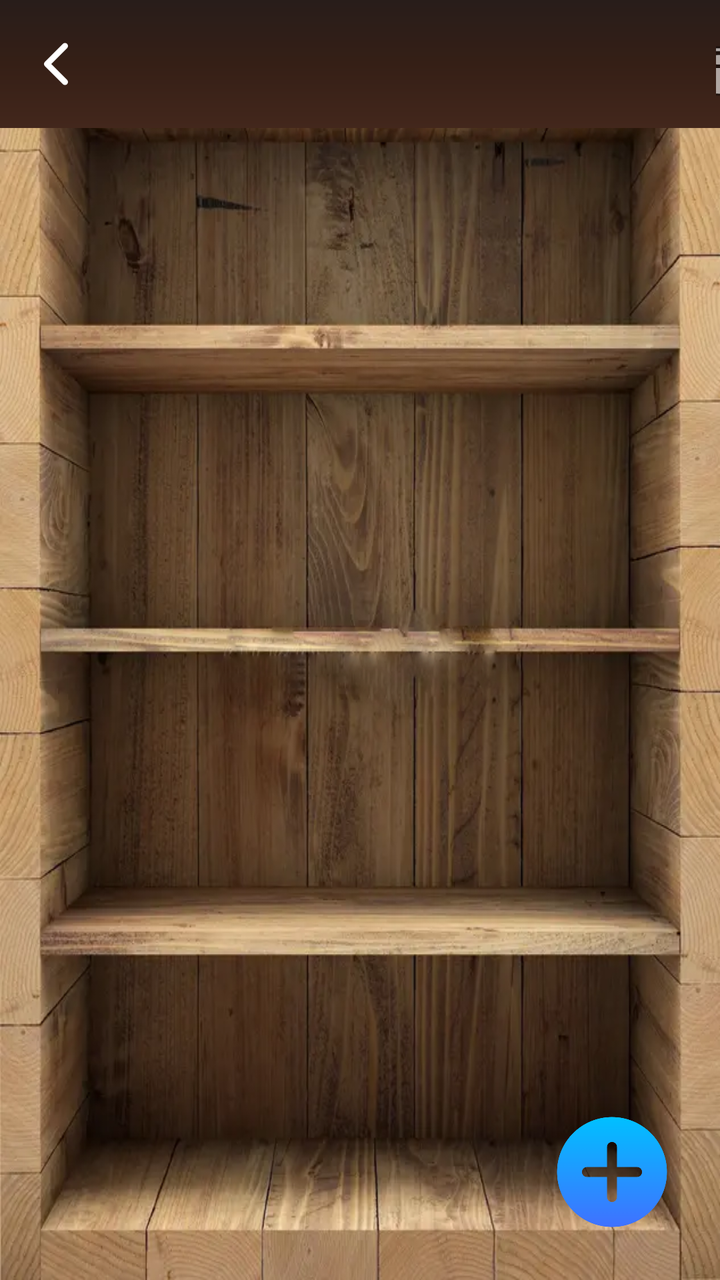
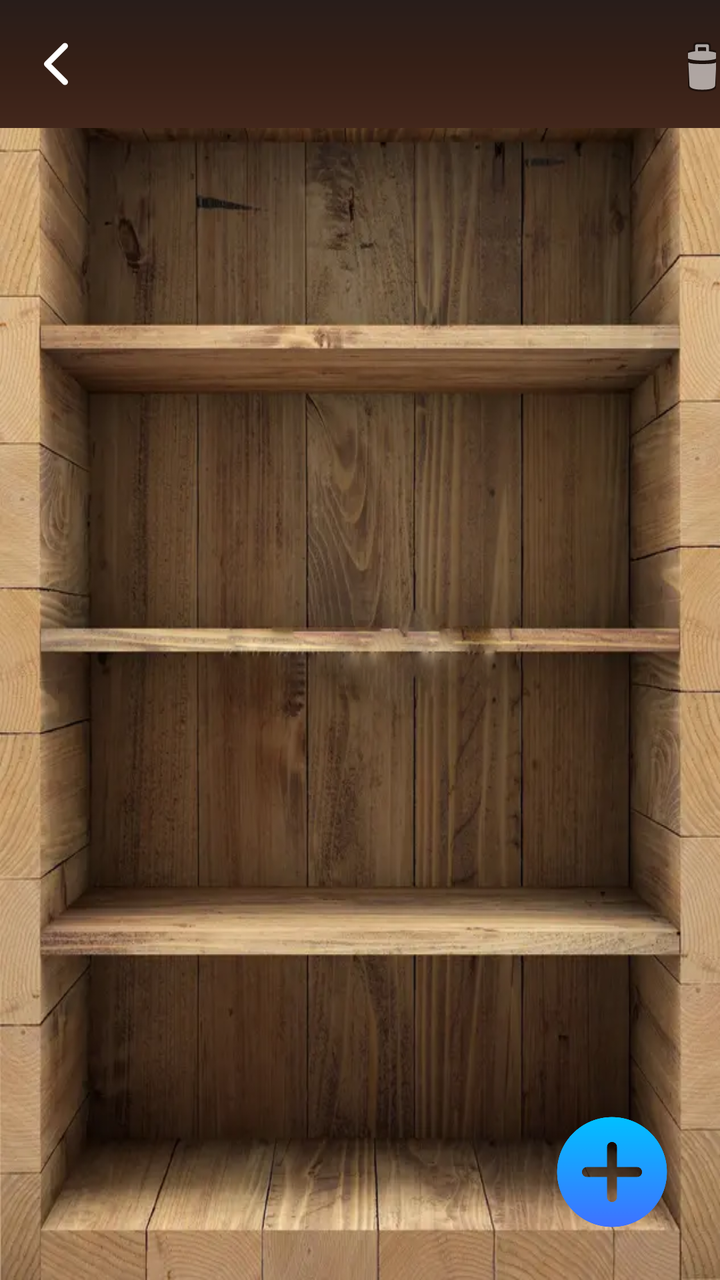

Compare the two renders of this Android layout. The source of the first and the diff that turns it into the second are given below.
<!-- AndroidManifest.xml: application theme Theme.Bookshelf -->
<!-- res/layout/activity_chosen_shelf.xml -->
<?xml version="1.0" encoding="utf-8"?>
<RelativeLayout xmlns:android="http://schemas.android.com/apk/res/android"
    xmlns:app="http://schemas.android.com/apk/res-auto"
    xmlns:tools="http://schemas.android.com/tools"
    android:layout_width="match_parent"
    android:layout_height="match_parent"
    android:background="@drawable/bookcase"
    tools:context=".ChosenShelf">

    <androidx.appcompat.widget.Toolbar
        android:id="@+id/toolbar"
        android:layout_width="match_parent"
        android:layout_height="?attr/actionBarSize"
        android:background="@drawable/blurred_brown_gradient"
        app:titleTextColor="@color/white"
        app:navigationIcon="@drawable/chevron_back"
        app:layout_constraintTop_toTopOf="parent" />


    <ImageButton
        android:id="@+id/btnDeleteShelf"
        android:layout_width="48dp"
        android:layout_height="48dp"
        android:layout_alignBottom="@+id/toolbar"
        android:layout_alignParentStart="true"
        android:layout_alignParentTop='true'
        android:layout_alignParentEnd="true"
        android:layout_marginStart="361dp"
        android:layout_marginTop="12dp"
        android:layout_marginEnd="2dp"
        android:layout_marginBottom="4dp"
        android:background="?attr/selectableItemBackgroundBorderless"
        android:contentDescription="Delete"
        android:src="@android:drawable/ic_menu_delete" />

    <androidx.recyclerview.widget.RecyclerView
        android:id="@+id/recyclerViewBooks"
        android:layout_width="360dp"
        android:layout_height="636dp"
        android:layout_below="@+id/toolbar"
        android:layout_alignParentStart="true"
        android:layout_alignParentEnd="true"
        android:layout_alignParentBottom="true"
        android:layout_marginStart="25dp"
        android:layout_marginTop="0dp"
        android:layout_marginEnd="26dp"
        android:layout_marginBottom="31dp"
        android:clipToPadding="false"
        android:padding="8dp" />



    <ImageButton
        android:id="@+id/fab_add_book"
        android:layout_width="60dp"
        android:layout_height="60dp"
        android:layout_margin="24dp"

        android:layout_alignParentEnd="true"
        android:layout_alignParentBottom="true"
        android:src="@drawable/ic_plus"
        android:scaleType="centerCrop"
        android:background="@null"
        android:padding="0dp"
        app:layout_constraintBottom_toBottomOf="parent"
        app:layout_constraintEnd_toEndOf="parent"
        app:layout_constraintHorizontal_bias="0.954"
        app:layout_constraintStart_toStartOf="parent"
        app:layout_constraintVertical_bias="0.012"/>

</RelativeLayout>
<!-- resources referenced by this layout -->
<resources>
  <color name="white">#FFFFFFFF</color>
  <!-- drawable blurred_brown_gradient (drawable) -->
  <?xml version="1.0" encoding="utf-8"?>
  
  <shape xmlns:android="http://schemas.android.com/apk/res/android"
      android:shape="rectangle">
      <gradient
          android:type="linear"
          android:angle="270"
          android:gradientRadius="600dp"
          android:startColor="#281D1A"
          android:centerColor="#351F16"
          android:endColor="#43271C" />
  </shape>
  <!-- drawable bookcase: png bitmap (drawable, 764767 bytes) -->
  <!-- drawable chevron_back (drawable) -->
  <vector xmlns:android="http://schemas.android.com/apk/res/android"
      android:width="32dp"
      android:height="32dp"
      android:viewportWidth="512"
      android:viewportHeight="512">
    <path
        android:pathData="M328,112l-144,144l144,144"
        android:strokeLineJoin="round"
        android:strokeWidth="48"
        android:fillColor="#00000000"
        android:strokeColor="@color/white"
        android:strokeLineCap="round"/>
  </vector>
  <!-- drawable ic_plus: png bitmap (drawable, 14421 bytes) -->
  <style name="Theme.Bookshelf" parent="Base.Theme.Bookshelf" />
  <style name="Base.Theme.Bookshelf" parent="Theme.Material3.DayNight.NoActionBar">
          
          
      </style>
</resources>

<!-- the commit's change to res/layout/activity_chosen_shelf.xml (unified diff, before → after) -->
@@ -25,13 +25,17 @@
         android:layout_alignParentStart="true"
         android:layout_alignParentTop='true'
         android:layout_alignParentEnd="true"
-        android:layout_marginStart="361dp"
-        android:layout_marginTop="12dp"
-        android:layout_marginEnd="2dp"
-        android:layout_marginBottom="4dp"
+        android:layout_marginStart="358dp"
+        android:layout_marginTop="4dp"
+        android:layout_marginEnd="16dp"
+        android:layout_marginBottom="0dp"
         android:background="?attr/selectableItemBackgroundBorderless"
         android:contentDescription="Delete"
-        android:src="@android:drawable/ic_menu_delete" />
+        android:src="@android:drawable/ic_menu_delete"
+        app:layout_constraintBottom_toTopOf="@+id/recyclerViewBooks"
+        app:layout_constraintEnd_toEndOf="parent"
+        app:layout_constraintTop_toTopOf="parent"
+        app:layout_constraintVertical_bias="0.0" />
 
     <androidx.recyclerview.widget.RecyclerView
         android:id="@+id/recyclerViewBooks"
<!-- resource entries referenced after the edit -->
@@ -30,10 +30,15 @@
         android:strokeLineCap="round"/>
   </vector>
   <!-- drawable ic_plus: png bitmap (drawable, 14421 bytes) -->
-  <style name="Theme.Bookshelf" parent="Base.Theme.Bookshelf" />
+  <style name="Theme.Bookshelf" parent="Base.Theme.Bookshelf">
+          <item name="android:windowLayoutInDisplayCutoutMode" tools:targetApi="p">never</item>
+      </style>
   <style name="Base.Theme.Bookshelf" parent="Theme.Material3.DayNight.NoActionBar">
           
+          <item name="android:statusBarColor" tools:targetApi="l">@color/black</item>
+          <item name="android:windowLightStatusBar">true</item>
           
       </style>
+  <color name="black">#FF000000</color>
 </resources>
 
